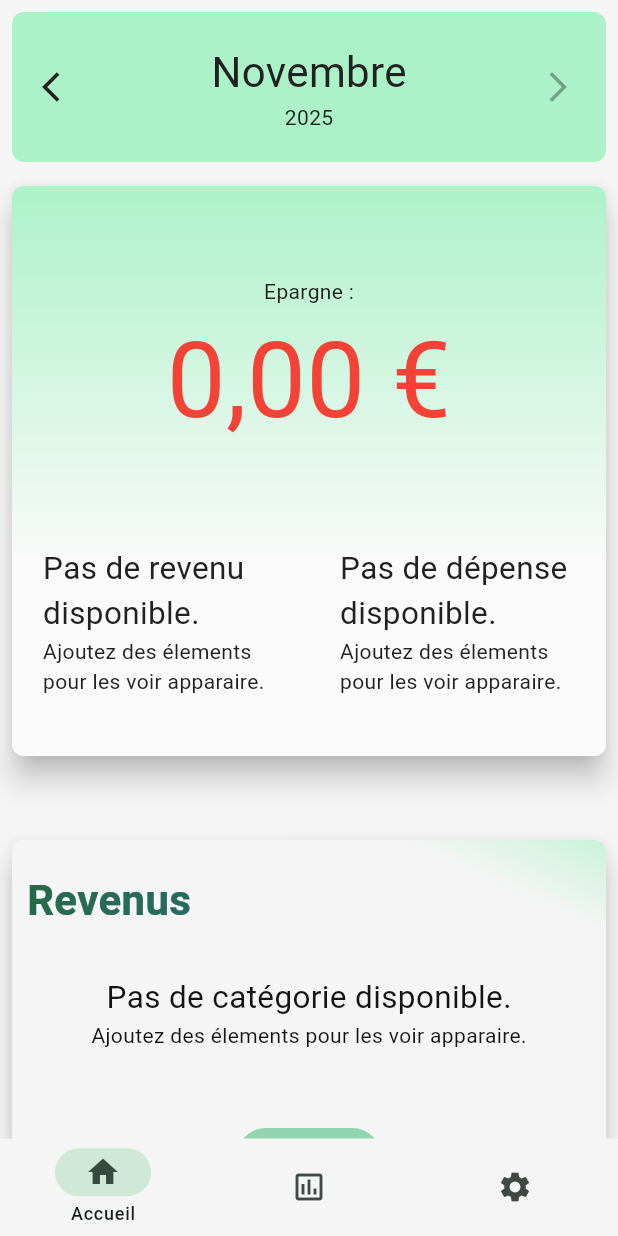
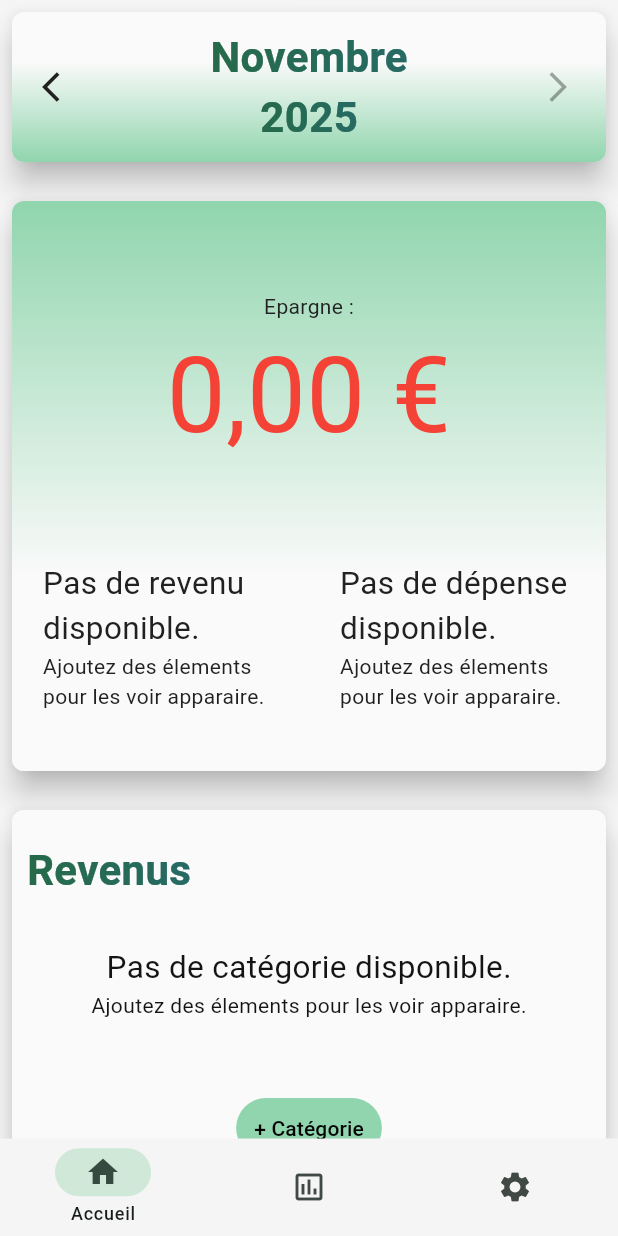
Before and after one commit to SylaneCpn/pense, a Flutter app: the screen it shows after launch, on a phone screen of 412 x 824 dp. Run offline on Flutter 3.47's test engine with Material 3 defaults, Android fonts, the phone set to English and light mode, and no system bars; drawn by our look-alikes of dynamic_color; our stand-ins replace fl_chart.

Commit message:
UI Colors update

```diff
--- a/lib/logic/utils.dart
+++ b/lib/logic/utils.dart
@@ -2,7 +2,7 @@ import 'dart:math';
 import 'package:flutter/material.dart';
 
 Color randomColor() {
-  var generatedColor = Random().nextInt(Colors.primaries.length);
+  final generatedColor = Random().nextInt(Colors.primaries.length);
   return Colors.primaries[generatedColor];
 }
 
--- a/lib/ui/data_page/retrospect/retrospect_line_chart.dart
+++ b/lib/ui/data_page/retrospect/retrospect_line_chart.dart
@@ -54,7 +54,7 @@ class RetrospectLineChart extends StatelessWidget {
               aspectRatio: aspectRatio,
               child: Padding(
                 padding: const EdgeInsets.all(8.0),
-                child: LineChart(buildLineChartDate(context, appState)),
+                child: LineChart(buildLineChartData(context, appState)),
               ),
             ),
           ),
@@ -63,7 +63,7 @@ class RetrospectLineChart extends StatelessWidget {
     );
   }
 
-  LineChartData buildLineChartDate(BuildContext context, AppState appState) {
+  LineChartData buildLineChartData(BuildContext context, AppState appState) {
     Widget bottomTitleWidgets(double value, TitleMeta meta) {
       const style = TextStyle(fontWeight: FontWeight.bold);
       final numberOfMonthBegin = dateRange.beginMonth.toNumberOfMonths(
@@ -123,6 +123,7 @@ class RetrospectLineChart extends StatelessWidget {
       return appState.lightBackgroundColor();
     }
 
+    //Builder
     final gradientMainColor = appState.primaryColor(context);
     final gradientColors = [
       gradientMainColor,
--- a/lib/ui/main_page/categories_widget.dart
+++ b/lib/ui/main_page/categories_widget.dart
@@ -59,19 +59,19 @@ class CategoriesWidget extends StatelessWidget {
         borderRadius: BorderRadius.circular(8.0),
         elevation: 8.0,
         decoration: BoxDecoration(
-          color: appState.lightBackgroundColor(),
-          gradient: LinearGradient(
-            begin: AlignmentGeometry.topRight,
-            end: AlignmentGeometry.bottomLeft,
-            colors: [
-              appState.primaryContainer(context),
-              appState.lightBackgroundColor(),
-              appState.lightBackgroundColor(),
-              appState.primaryContainer(context),
-            ],
-            stops: [0, 0.2, 0.8, 1],
-            transform: GradientRotation(12.0),
-          ),
+          color: appState.lessContrastBackgroundColor(),
+          // gradient: LinearGradient(
+          //   begin: AlignmentGeometry.topRight,
+          //   end: AlignmentGeometry.bottomLeft,
+          //   colors: [
+          //     appState.primaryContainer(context),
+          //     appState.lightBackgroundColor(),
+          //     appState.lightBackgroundColor(),
+          //     appState.primaryContainer(context),
+          //   ],
+          //   stops: [0, 0.2, 0.8, 1],
+          //   transform: GradientRotation(12.0),
+          // ),
         ),
         child: WithTitle(
           title: Padding(
@@ -324,9 +324,8 @@ class CategoryWidget extends StatelessWidget {
         Expanded(
           child: Padding(
             padding: const EdgeInsets.all(8.0),
-            child: Material(
-              color: appState.lessContrastBackgroundColor(),
-              elevation: 8.0,
+            child: ElevatedContainer(
+              decoration: BoxDecoration(color: appState.lightBackgroundColor(),),
               borderRadius: BorderRadius.circular(8.0),
               child: Accordion(
                 header: header,
--- a/lib/ui/main_page/date_banner.dart
+++ b/lib/ui/main_page/date_banner.dart
@@ -2,6 +2,8 @@ import 'package:flutter/material.dart';
 import 'package:pense/logic/app_state.dart';
 import 'package:pense/logic/month.dart';
 import 'package:pense/ui/utils/date_selector.dart';
+import 'package:pense/ui/utils/elevated_container.dart';
+import 'package:pense/ui/utils/gradient_title.dart';
 import 'package:pense/ui/utils/port_view.dart';
 import 'package:provider/provider.dart';
 
@@ -29,11 +31,20 @@ class DateBanner extends StatelessWidget {
     final color = appState.onLightBackgroundColor();
     return Padding(
       padding: const EdgeInsets.all(8.0),
-      child: Container(
+      child: ElevatedContainer(
         decoration: BoxDecoration(
-          color: appState.primaryContainer(context),
-          borderRadius: BorderRadius.circular(8.0),
+          color: appState.lessContrastBackgroundColor(),
+          gradient: LinearGradient(
+            colors: [
+              appState.lessContrastBackgroundColor(),
+              appState.inversePrimary(context),
+            ],
+            begin: Alignment.topCenter,
+            end: Alignment.bottomCenter,
+            stops: [0.33,1.0]
+          ),
         ),
+        borderRadius: BorderRadius.circular(8.0),
         child: SizedBox(
           height: height,
           child: Row(
@@ -64,25 +75,9 @@ class DateBanner extends StatelessWidget {
                     child: Column(
                       mainAxisAlignment: MainAxisAlignment.center,
                       children: [
-                        Text(
-                          style: TextStyle(
-                            fontSize: PortView.doubleRegularTextSize(
-                              MediaQuery.sizeOf(context).width,
-                            ),
-                            color: color,
-                          ),
-                          month.toStringFr(),
-                        ),
+                        GradientTitle(label: month.toStringFr()),
 
-                        Text(
-                          style: TextStyle(
-                            fontSize: PortView.regularTextSize(
-                              MediaQuery.sizeOf(context).width,
-                            ),
-                            color: color,
-                          ),
-                          year.toString(),
-                        ),
+                        GradientTitle(label: year.toString()),
                       ],
                     ),
                   ),
--- a/lib/ui/main_page/main_page.dart
+++ b/lib/ui/main_page/main_page.dart
@@ -20,6 +20,7 @@ class MainPage extends StatelessWidget {
         builder: (context, constraints) {
           return SingleChildScrollView(
             child: Column(
+              spacing: 10.0,
               children: [
                 DateBanner(
                   height: 100.0,
@@ -35,9 +36,9 @@ class MainPage extends StatelessWidget {
                   width: constraints.maxWidth,
                 ),
 
-                SizedBox(
-                  height: 40,
-                ),
+                // SizedBox(
+                //   height: 40,
+                // ),
 
                 CategoriesWidget(
                   label: "Revenus",
@@ -46,9 +47,9 @@ class MainPage extends StatelessWidget {
                   year: year,
                 ),
 
-                SizedBox(
-                  height: 40,
-                ),
+                // SizedBox(
+                //   height: 40,
+                // ),
 
                 CategoriesWidget(
                   label: "Dépenses",
@@ -57,9 +58,9 @@ class MainPage extends StatelessWidget {
                   year: year,
                 ),
 
-                SizedBox(
-                  height: 40,
-                ),
+                // SizedBox(
+                //   height: 40,
+                // ),
               ],
             ),
           );
--- a/lib/ui/main_page/sources_widget.dart
+++ b/lib/ui/main_page/sources_widget.dart
@@ -49,7 +49,7 @@ class SourcesWidget extends StatelessWidget {
               padding: const EdgeInsets.only(top: 30.0, bottom: 30.0),
               child: DefaultText(
                 missing: "source",
-                textColor: appState.onPrimaryColor(context),
+                textColor: appState.onLightBackgroundColor(),
               ),
             ),
         Center(
@@ -112,7 +112,7 @@ class SourceItem extends StatelessWidget {
       padding: const EdgeInsets.only(top: 2.0, bottom: 2.0),
       decoration: BoxDecoration(
         border: BoxBorder.fromLTRB(
-          bottom: BorderSide(color: appState.lightBackgroundColor()),
+          bottom: BorderSide(color: appState.lessContrastBackgroundColor()),
         ),
       ),
       child: Row(
--- a/lib/ui/main_page/sum_banner.dart
+++ b/lib/ui/main_page/sum_banner.dart
@@ -31,7 +31,7 @@ class SumBanner extends StatelessWidget {
         begin: Alignment.topCenter,
         end: Alignment.bottomCenter,
         colors: [
-          appState.primaryContainer(context),
+          appState.inversePrimary(context),
           appState.lessContrastBackgroundColor(),
         ],
         stops: [0.0, 0.66],
--- a/lib/ui/page_switcher.dart
+++ b/lib/ui/page_switcher.dart
@@ -13,7 +13,29 @@ class PageSwitcher extends StatefulWidget {
   State<PageSwitcher> createState() => _PageSwitcherState();
 }
 
-class _PageSwitcherState extends State<PageSwitcher> {
+class _PageSwitcherState extends State<PageSwitcher> with TickerProviderStateMixin {
+
+  late final AnimationController _controller  = AnimationController( vsync: this , duration: Duration(milliseconds: 250));
+  late final CurvedAnimation _animation = CurvedAnimation(parent: _controller, curve: Curves.easeIn);
+
+  @override
+  void initState() {
+    _controller.forward();
+    super.initState();
+  }
+
+  @override
+  void dispose() {
+    _animation.dispose();
+    _controller.dispose();
+    super.dispose();
+  }
+
+  void replay() {
+    _controller.reset();
+    _controller.forward();
+  }
+
   Month month = DateTime.now().month.toMonth();
   int year = DateTime.now().year;
 
@@ -59,6 +81,7 @@ class _PageSwitcherState extends State<PageSwitcher> {
         selectedIndex: currentPageIndex,
         onDestinationSelected: (index) => setState(() {
           currentPageIndex = index;
+          replay();
         }),
         destinations: [
           NavigationDestination(icon: Icon(Icons.home), label: "Accueil"),
@@ -70,7 +93,7 @@ class _PageSwitcherState extends State<PageSwitcher> {
         ],
       ),
 
-      body: [
+      body: FadeTransition(opacity: _animation , child :[
         MainPage(
           month: month,
           year: year,
@@ -85,7 +108,7 @@ class _PageSwitcherState extends State<PageSwitcher> {
           recordElements: record.elements,
         ),
         Placeholder(),
-      ][currentPageIndex],
+      ][currentPageIndex]) ,
     );
   }
 }
```
Also changed, not shown: lib/ui/utils/accordion.dart (+14 -10 lines).
